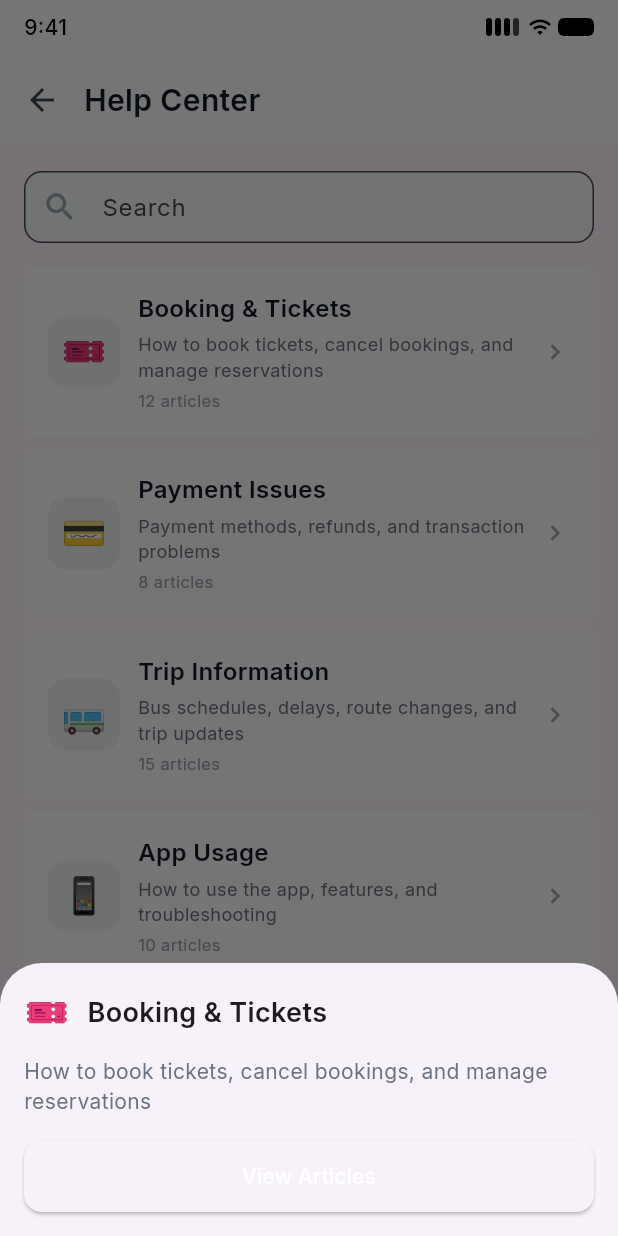
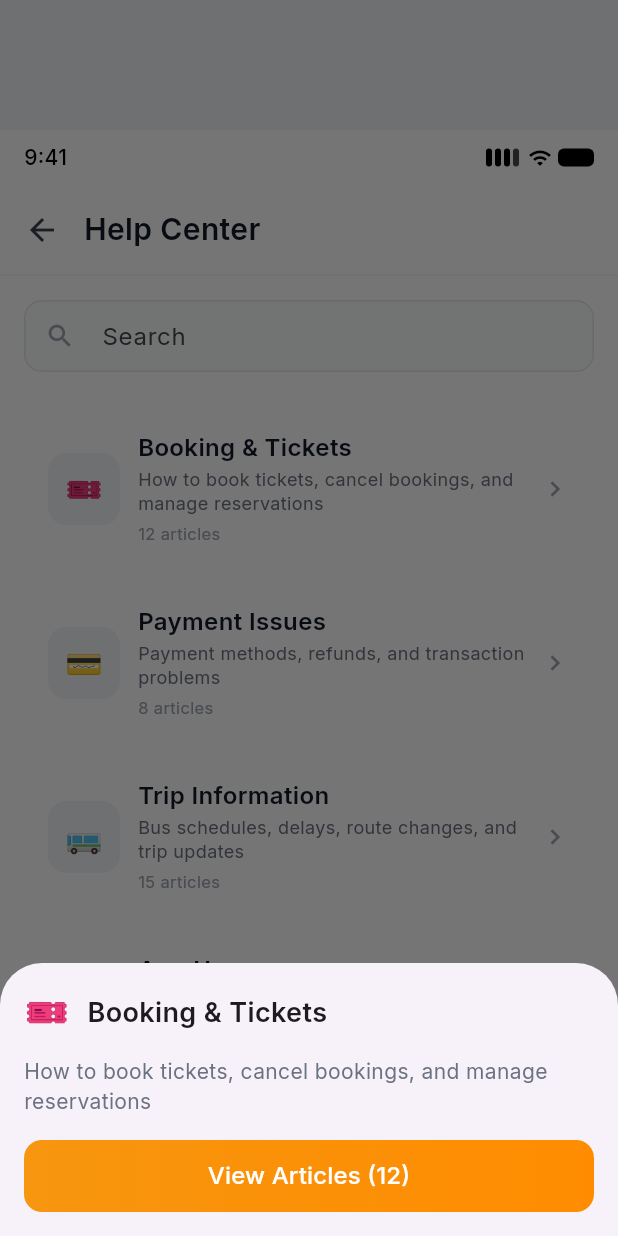
Before and after one commit to anlmediallc/buscomfy_flutter_app, a Flutter app: the HelpCenterScreen screen opened by its route, after a tap on "Booking & Tickets", on a phone screen of 412 x 824 dp. Run offline on Flutter 3.47's test engine with Material 3 defaults, Android fonts, the phone set to English and light mode, and no system bars; network calls fail; statements that could not run were skipped.

Commit message:
Update help_center_screen.dart

```diff
--- a/lib/screens/help_center_screen.dart
+++ b/lib/screens/help_center_screen.dart
@@ -11,101 +11,82 @@ class _HelpCenterScreenState extends State<HelpCenterScreen> {
   final TextEditingController _searchController = TextEditingController();
   String _searchQuery = '';
 
-  final List<Map<String, dynamic>> _helpTopics = [
-    {
-      'emoji': '🎫',
-      'title': 'Booking & Tickets',
-      'subtitle': 'How to book tickets, cancel bookings, and manage reservations',
-      'articles': 12,
-    },
-    {
-      'emoji': '💳',
-      'title': 'Payment Issues',
-      'subtitle': 'Payment methods, refunds, and transaction problems',
-      'articles': 8,
-    },
-    {
-      'emoji': '🚌',
-      'title': 'Trip Information',
-      'subtitle': 'Bus schedules, delays, route changes, and trip updates',
-      'articles': 15,
-    },
-    {
-      'emoji': '📱',
-      'title': 'App Usage',
-      'subtitle': 'How to use the app, features, and troubleshooting',
-      'articles': 10,
-    },
-    {
-      'emoji': '👤',
-      'title': 'Account & Profile',
-      'subtitle': 'Account settings, profile management, and security',
-      'articles': 6,
-    },
-    {
-      'emoji': '🎒',
-      'title': 'Luggage & Check-in',
-      'subtitle': 'Luggage policies, check-in process, and restrictions',
-      'articles': 5,
-    },
-    {
-      'emoji': '📞',
-      'title': 'Contact Support',
-      'subtitle': 'Get in touch with our customer support team',
-      'articles': 3,
-    },
-    {
-      'emoji': '❓',
-      'title': 'General Questions',
-      'subtitle': 'Frequently asked questions and general information',
-      'articles': 20,
-    },
+  // Help topics data
+  static const List<Map<String, dynamic>> _helpTopics = [
+    {'emoji': '🎫', 'title': 'Booking & Tickets', 'subtitle': 'How to book tickets, cancel bookings, and manage reservations', 'articles': 12},
+    {'emoji': '💳', 'title': 'Payment Issues', 'subtitle': 'Payment methods, refunds, and transaction problems', 'articles': 8},
+    {'emoji': '🚌', 'title': 'Trip Information', 'subtitle': 'Bus schedules, delays, route changes, and trip updates', 'articles': 15},
+    {'emoji': '📱', 'title': 'App Usage', 'subtitle': 'How to use the app, features, and troubleshooting', 'articles': 10},
+    {'emoji': '👤', 'title': 'Account & Profile', 'subtitle': 'Account settings, profile management, and security', 'articles': 6},
+    {'emoji': '🎒', 'title': 'Luggage & Check-in', 'subtitle': 'Luggage policies, check-in process, and restrictions', 'articles': 5},
+    {'emoji': '📞', 'title': 'Contact Support', 'subtitle': 'Get in touch with our customer support team', 'articles': 3},
+    {'emoji': '❓', 'title': 'General Questions', 'subtitle': 'Frequently asked questions and general information', 'articles': 20},
   ];
 
   List<Map<String, dynamic>> get _filteredTopics {
     if (_searchQuery.isEmpty) return _helpTopics;
-    final q = _searchQuery.toLowerCase();
-    return _helpTopics.where((t) {
-      return t['title'].toLowerCase().contains(q) ||
-             t['subtitle'].toLowerCase().contains(q);
+    return _helpTopics.where((topic) {
+      final query = _searchQuery.toLowerCase();
+      return topic['title'].toLowerCase().contains(query) || topic['subtitle'].toLowerCase().contains(query);
     }).toList();
   }
 
   @override
   Widget build(BuildContext context) {
     return Scaffold(
-      body: SafeArea(child: Column(
+      body: Container(
+        decoration: const BoxDecoration(color: Color(0xFFF3F4F6)),
+        child: SafeArea(
+          child: Center(
+            child: Container(
+              constraints: const BoxConstraints(maxWidth: 448),
+              height: 650,
+              color: Colors.white,
+              child: Column(
                 children: [
                   _buildStatusBar(),
                   _buildHeader(),
-          _buildSearchBar(),
-          Expanded(child: _buildTopicsList()),
+                  Expanded(child: _buildContent()),
                 ],
-      )),
+              ),
+            ),
+          ),
+        ),
+      ),
     );
   }
 
   Widget _buildStatusBar() {
     return Container(
-      decoration: const BoxDecoration(color: Colors.white),
+      color: Colors.white,
       padding: const EdgeInsets.symmetric(horizontal: 16, vertical: 8),
       child: Row(
         mainAxisAlignment: MainAxisAlignment.spaceBetween,
         children: [
           const Text('9:41', style: TextStyle(color: Colors.black, fontSize: 14, fontWeight: FontWeight.w500)),
-          Row(children: [
-            Row(children: List.generate(4, (i) => Container(
-              width: 4, height: 12, margin: const EdgeInsets.only(right: 2),
+          Row(
+            children: [
+              Row(
+                children: List.generate(4, (i) => Container(
+                      width: 4,
+                      height: 12,
+                      margin: const EdgeInsets.only(right: 2),
                       decoration: BoxDecoration(
                         color: Colors.black.withOpacity(i < 3 ? 1 : 0.7),
                         borderRadius: BorderRadius.circular(2),
                       ),
-            ))),
+                    )),
+              ),
               const SizedBox(width: 4),
               const Icon(Icons.wifi, color: Colors.black, size: 16),
               const SizedBox(width: 4),
-            Container(width: 24, height: 12, decoration: BoxDecoration(color: Colors.black, borderRadius: BorderRadius.circular(4))),
-          ]),
+              Container(
+                width: 24,
+                height: 12,
+                decoration: BoxDecoration(color: Colors.black, borderRadius: BorderRadius.circular(4)),
+              ),
+            ],
+          ),
         ],
       ),
     );
@@ -113,97 +94,116 @@ class _HelpCenterScreenState extends State<HelpCenterScreen> {
 
   Widget _buildHeader() {
     return Container(
-      decoration: const BoxDecoration(
-        color: Colors.white,
-        border: Border(bottom: BorderSide(color: Color(0xFFF3F4F6), width: 1)),
-      ),
+      decoration: const BoxDecoration(color: Colors.white, border: Border(bottom: BorderSide(color: Color(0xFFF3F4F6), width: 1))),
       padding: const EdgeInsets.all(16),
       child: Row(
         children: [
           GestureDetector(onTap: () => Navigator.pop(context), child: const Icon(Icons.arrow_back, color: Color(0xFF374151), size: 24)),
           const SizedBox(width: 16),
-          const Text('Help Center', style: TextStyle(color: Color(0xFF111827), fontSize: 20, fontWeight: FontWeight.w600)),
+          const Text('Help Center', style: TextStyle(color: Color(0xFF111827), fontSize: 20, fontWeight: FontWeight.w600, height: 1.4)),
+        ],
+      ),
+    );
+  }
+
+  Widget _buildContent() {
+    return Container(
+      color: Colors.white,
+      padding: const EdgeInsets.all(16),
+      child: Column(
+        children: [
+          _buildSearchBar(),
+          const SizedBox(height: 24),
+          Expanded(child: _buildTopicsList()),
         ],
       ),
     );
   }
 
   Widget _buildSearchBar() {
-    return Padding(
-      padding: const EdgeInsets.all(16),
-      child: TextField(
+    return TextField(
       controller: _searchController,
-        onChanged: (v) => setState(() => _searchQuery = v),
+      onChanged: (value) => setState(() => _searchQuery = value),
       decoration: InputDecoration(
         hintText: 'Search',
-          prefixIcon: const Icon(Icons.search, color: Color(0xFF9CA3AF)),
+        prefixIcon: Padding(
+          padding: const EdgeInsets.all(12),
+          child: const Icon(Icons.search, color: Color(0xFF9CA3AF), size: 20),
+        ),
+        border: OutlineInputBorder(borderRadius: BorderRadius.circular(12), borderSide: const BorderSide(color: Color(0xFFE5E7EB))),
+        enabledBorder: OutlineInputBorder(borderRadius: BorderRadius.circular(12), borderSide: const BorderSide(color: Color(0xFFE5E7EB))),
+        focusedBorder: OutlineInputBorder(borderRadius: BorderRadius.circular(12), borderSide: const BorderSide(color: Color(0xFFF97316))),
         filled: true,
         fillColor: const Color(0xFFF9FAFB),
-          border: OutlineInputBorder(borderRadius: BorderRadius.circular(12)),
-          focusedBorder: OutlineInputBorder(
-            borderRadius: BorderRadius.circular(12),
-            borderSide: const BorderSide(color: Color(0xFFF97316)),
+        contentPadding: const EdgeInsets.symmetric(horizontal: 40, vertical: 8),
       ),
-          contentPadding: const EdgeInsets.symmetric(horizontal: 16, vertical: 8),
+    );
+  }
+
+  Widget _buildTopicsList() {
+    final topics = _filteredTopics;
+    return ListView.builder(
+      itemCount: topics.length,
+      itemBuilder: (context, index) => _buildHelpTopicItem(topics[index]),
+    );
+  }
+
+  Widget _buildHelpTopicItem(Map<String, dynamic> topic) {
+    return Container(
+      margin: const EdgeInsets.only(bottom: 8),
+      child: Material(
+        color: Colors.transparent,
+        child: InkWell(
+          onTap: () => _handleTopicTap(topic),
+          borderRadius: BorderRadius.circular(8),
+          child: Container(
+            padding: const EdgeInsets.all(16),
+            child: Row(
+              children: [
+                Container(
+                  width: 48,
+                  height: 48,
+                  margin: const EdgeInsets.only(right: 12),
+                  decoration: BoxDecoration(color: const Color(0xFFF3F4F6), borderRadius: BorderRadius.circular(12)),
+                  child: Center(child: Text(topic['emoji'], style: const TextStyle(fontSize: 20, height: 1.0))),
+                ),
+                Expanded(
+                  child: Column(
+                    crossAxisAlignment: CrossAxisAlignment.start,
+                    children: [
+                      Text(topic['title'], style: const TextStyle(color: Color(0xFF111827), fontSize: 16, fontWeight: FontWeight.w600, height: 1.25)),
+                      const SizedBox(height: 4),
+                      Text(topic['subtitle'], style: const TextStyle(color: Color(0xFF6B7280), fontSize: 12, fontWeight: FontWeight.w400, height: 1.33)),
+                      const SizedBox(height: 4),
+                      Text('${topic['articles']} articles', style: const TextStyle(color: Color(0xFF9CA3AF), fontSize: 11, fontWeight: FontWeight.w400, height: 1.45)),
+                    ],
+                  ),
+                ),
+                const Icon(Icons.chevron_right, color: Color(0xFF9CA3AF), size: 20),
+              ],
+            ),
+          ),
         ),
       ),
     );
   }
 
-  Widget _buildTopicsList() {
-    return ListView.builder(
-      padding: const EdgeInsets.symmetric(horizontal: 16),
-      itemCount: _filteredTopics.length,
-      itemBuilder: (c, i) {
-        final t = _filteredTopics[i];
-        return InkWell(
-          onTap: () => _showTopicDetails(t),
-          borderRadius: BorderRadius.circular(8),
-          child: Container(
-            margin: const EdgeInsets.only(bottom: 8),
-            padding: const EdgeInsets.all(16),
-            decoration: BoxDecoration(color: Colors.white, borderRadius: BorderRadius.circular(8)),
-            child: Row(
-              children: [
-                Container(
-                  width: 48, height: 48,
-                  margin: const EdgeInsets.only(right: 12),
-                  decoration: BoxDecoration(color: const Color(0xFFF3F4F6), borderRadius: BorderRadius.circular(12)),
-                  child: Center(child: Text(t['emoji'], style: const TextStyle(fontSize: 24))),
-                ),
-                Expanded(child: Column(
-                  crossAxisAlignment: CrossAxisAlignment.start,
-                  children: [
-                    Text(t['title'], style: const TextStyle(color: Color(0xFF111827), fontSize: 16, fontWeight: FontWeight.w600)),
-                    const SizedBox(height: 4),
-                    Text(t['subtitle'], style: const TextStyle(color: Color(0xFF6B7280), fontSize: 12)),
-                    const SizedBox(height: 4),
-                    Text('${t['articles']} articles', style: const TextStyle(color: Color(0xFF9CA3AF), fontSize: 11)),
-                  ],
-                )),
-                const Icon(Icons.chevron_right, color: Color(0xFF9CA3AF), size: 20),
-              ],
-            ),
-          ),
-        );
-      },
-    );
-  }
-
-  void _showTopicDetails(Map<String, dynamic> topic) {
+  void _handleTopicTap(Map<String, dynamic> topic) {
     showModalBottomSheet(
       context: context,
-      builder: (_) => Padding(
+      builder: (context) => Container(
         padding: const EdgeInsets.all(16),
         child: Column(
           mainAxisSize: MainAxisSize.min,
           crossAxisAlignment: CrossAxisAlignment.start,
           children: [
-            Row(children: [
+            Row(
+              children: [
                 Text(topic['emoji'], style: const TextStyle(fontSize: 24)),
                 const SizedBox(width: 12),
-              Text(topic['title'], style: const TextStyle(fontSize: 18, fontWeight: FontWeight.w600)),
-            ]),
+                Expanded(child: Text(topic['title'], style: const TextStyle(fontSize: 18, fontWeight: FontWeight.w600))),
+              ],
+            ),
             const SizedBox(height: 12),
             Text(topic['subtitle'], style: const TextStyle(color: Color(0xFF6B7280), fontSize: 14)),
             const SizedBox(height: 16),
@@ -214,11 +214,25 @@ class _HelpCenterScreenState extends State<HelpCenterScreen> {
                 onPressed: () {
                   Navigator.pop(context);
                   ScaffoldMessenger.of(context).showSnackBar(
-                    SnackBar(content: Text('Opening ${topic['title']} articles...')),
+                    SnackBar(
+                      content: Text('Opening ${topic['title']} articles...'),
+                      backgroundColor: const Color(0xFFF97316),
+                    ),
                   );
                 },
-                style: ElevatedButton.styleFrom(shape: RoundedRectangleBorder(borderRadius: BorderRadius.circular(12))),
-                child: const Text('View Articles', style: TextStyle(color: Colors.white)),
+                style: ElevatedButton.styleFrom(
+                  backgroundColor: Colors.transparent,
+                  shadowColor: Colors.transparent,
+                  shape: RoundedRectangleBorder(borderRadius: BorderRadius.circular(12)),
+                  padding: EdgeInsets.zero,
+                ),
+                child: Ink(
+                  decoration: BoxDecoration(
+                    gradient: const LinearGradient(colors: [Color(0xFFF7960F), Color(0xFFFF8C00)]),
+                    borderRadius: BorderRadius.circular(12),
+                  ),
+                  child: Center(child: Text('View Articles (${topic['articles']})', style: const TextStyle(color: Colors.white, fontSize: 16, fontWeight: FontWeight.w500))),
+                ),
               ),
             ),
           ],
```
Lines whose indentation alone changed are shown as unchanged.
